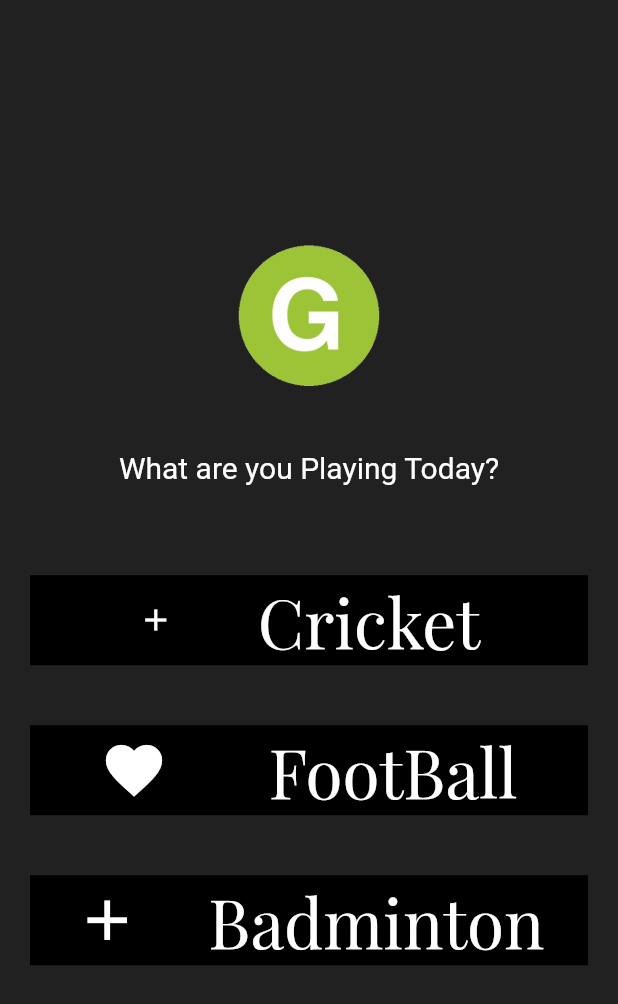
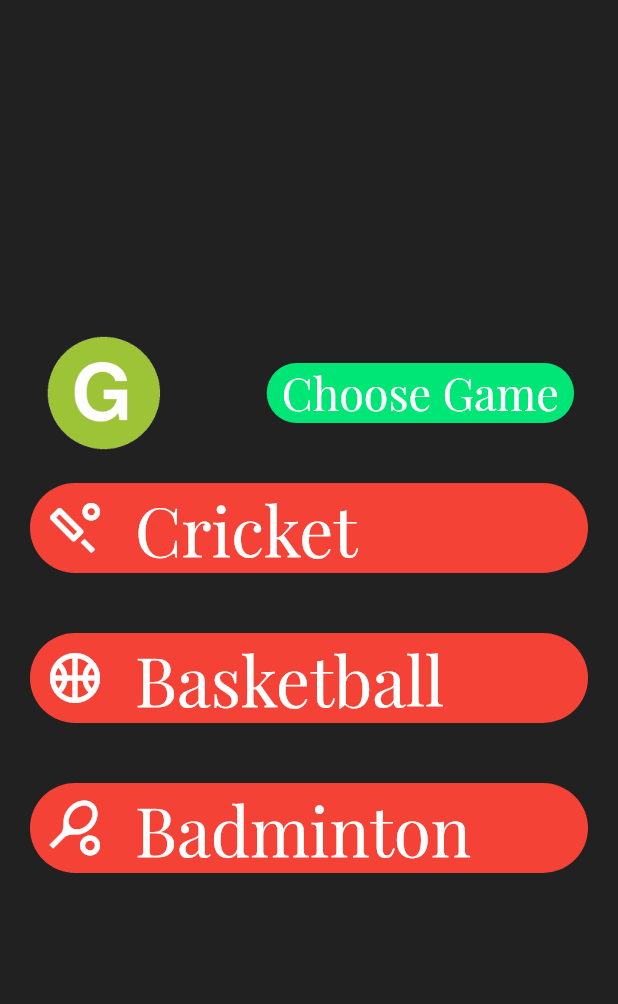
Before and after one commit to utkarshgarg123/Groundlia, a Flutter app: the SelectSport screen opened directly, on a phone screen of 412 x 824 dp. Shown: the top 1004 px of the screen. Run offline on Flutter 3.47's test engine with Material 2 defaults, Android fonts, the phone set to English and light mode, and no system bars; our stand-ins replace fluttertoast.

Commit message:
fixed the UI

```diff
--- a/lib/Pages/SplashScreen.dart
+++ b/lib/Pages/SplashScreen.dart
@@ -14,7 +14,7 @@ class _SplashscreenState extends State<Splashscreen> {
 
   @override
   void initState() {
-    Timer(Duration(seconds: 5), (){
+    Timer(Duration(seconds: 3), (){
       Navigator.of(context).pop(true);
       Navigator.pushNamed(context, "/login");
     });
--- a/lib/Pages/SportsSelectionScreen.dart
+++ /dev/null
@@ -1,123 +0,0 @@
-import 'package:flutter/cupertino.dart';
-import 'package:flutter/material.dart';
-import 'package:groundlia/Pages/util/widget.dart';
-
-class SelectSport extends StatelessWidget {
-  @override
-  Widget build(BuildContext context) {
-    return WillPopScope(
-      onWillPop: onWillPop,
-      child: SafeArea(
-        child: Scaffold(
-          body: Container(
-            width: MediaQuery.of(context).size.width,
-            color: Colors.grey[900],
-            child: Column(
-                crossAxisAlignment: CrossAxisAlignment.center,
-                mainAxisAlignment: MainAxisAlignment.center,
-                children: [
-                  ClipRRect(
-                    borderRadius: BorderRadius.all(Radius.circular(100.0)),
-                    child: Image.asset(
-                      "Assets/Images/appicon/Icon.png",
-                      height: 100.0,
-                    ),
-                  ),
-
-                  Container(
-                    padding: EdgeInsets.symmetric(vertical: 40),
-                    child: Text('What are you Playing Today?',
-                      style: TextStyle(
-                        fontSize: 20,
-                        color: Colors.white,
-                      ),
-                    ),
-                  ),
-                  GestureDetector(
-                    onTap: (){
-                      print('hey');
-                    },
-                    child: Container(
-                      margin: EdgeInsets.symmetric(horizontal: 20, vertical: 20),
-                      color: Colors.black,
-                      child: Row(
-                        mainAxisAlignment: MainAxisAlignment.center,
-                        children: <Widget>[
-                          Icon(
-                            Icons.add,
-                            color: Colors.white,
-                          ),
-                          Text('     Cricket',
-                            style: TextStyle(
-                                color: Colors.white,
-                                fontSize: 45,
-                                fontFamily: "mainfont"
-                            ),
-                          )
-                        ],
-                      ),
-                    ),
-                  ),
-                  GestureDetector(
-                    onTap: (){
-                      print('hey');
-                    },
-                    child: Container(
-                      margin: EdgeInsets.symmetric(horizontal: 20, vertical: 20),
-                      color: Colors.black,
-                      child: Row(
-                        mainAxisAlignment: MainAxisAlignment.center,
-                        children: <Widget>[
-                          Icon(
-                            Icons.favorite,
-//                            Icons.sports_soccer_outlined,
-                            size: 45,
-                            color: Colors.white,
-                          ),
-                          Text('      FootBall',
-                            style: TextStyle(
-                                color: Colors.white,
-                                fontSize: 45,
-                                fontFamily: "mainfont"
-                            ),
-                          )
-                        ],
-                      ),
-                    ),
-                  ),
-                  GestureDetector(
-                    onTap: (){
-                      print('hey');
-                    },
-                    child: Container(
-                      margin: EdgeInsets.symmetric(horizontal: 20, vertical: 20),
-                      color: Colors.black,
-                      child: Row(
-                        mainAxisAlignment: MainAxisAlignment.center,
-                        children: <Widget>[
-                          Icon(
-                            Icons.add,
-//                            Icons.sports_tennis_outlined,
-                            size: 45,
-                            color: Colors.white,
-                          ),
-                          Text('    Badminton',
-                            style: TextStyle(
-                                color: Colors.white,
-                                fontSize: 45,
-                                fontFamily: "mainfont"
-                            ),
-                          )
-                        ],
-                      ),
-                    ),
-                  )
-
-                ]
-            ),
-          ),
-        ),
-      ),
-    );
-  }
-}
--- a/lib/Pages/done.dart
+++ b/lib/Pages/done.dart
@@ -1,5 +1,5 @@
 import 'dart:async';
-
+import 'dart:math';
 import 'package:flutter/material.dart';
 import 'package:groundlia/Pages/Extra/loading.dart';
 import 'package:groundlia/Pages/util/Data.dart';
@@ -15,9 +15,11 @@ class Done extends StatefulWidget {
 
 class _DoneState extends State<Done> {
 
+  var random = new Random();
+
   @override
   void initState() {
-    Timer(Duration(seconds: 2), (){
+    Timer(Duration(seconds: random.nextInt(5)), (){
       Navigator.of(context).pop(true);
       if(widget.data.Authorisation == "Organizer"){}
       else if(widget.data.Authorisation == "Volunteer"){}
--- a/lib/Pages/util/Constants.dart
+++ b/lib/Pages/util/Constants.dart
@@ -5,6 +5,6 @@ import 'package:flutter/material.dart';
 
 TextStyle kHeadingTextStyle= TextStyle(
 color: Colors.white,
-fontSize: 45,
+fontSize: 30,
 fontFamily: "mainfont"
 );
--- a/lib/Pages/util/widget.dart
+++ b/lib/Pages/util/widget.dart
@@ -1,5 +1,6 @@
 import 'package:flutter/material.dart';
 import 'package:fluttertoast/fluttertoast.dart';
+import 'package:groundlia/Pages/util/Constants.dart';
 
 DateTime backbuttonpressedTime;
 
@@ -17,3 +18,32 @@ Future<bool> onWillPop() async {
   }
   return true;
 }
+
+Widget Heading(String heading){
+  return Row(
+    mainAxisAlignment: MainAxisAlignment.spaceAround,
+    children: [
+      ClipRRect(
+        borderRadius: BorderRadius.all(Radius.circular(80.0)),
+        child: Image.asset(
+          "Assets/Images/appicon/Icon.png",
+          height: 80.0,
+        ),
+      ),
+      Container(
+        margin: EdgeInsets.only(left: 10.0),
+        padding: EdgeInsets.only(left: 10.0, right: 10.0),
+        decoration: BoxDecoration(
+          color: Colors.greenAccent[400],
+          borderRadius: BorderRadius.all(Radius.circular(20.0)),
+        ),
+        child: Center(
+          child: Text(
+            heading,
+            style: kHeadingTextStyle,
+          ),
+        ),
+      ),
+    ],
+  );
+}
--- /dev/null
+++ b/lib/Pages/volunteer/SportsSelectionScreen.dart
@@ -0,0 +1,83 @@
+import 'package:flutter/cupertino.dart';
+import 'package:flutter/material.dart';
+import 'package:groundlia/Pages/util/widget.dart';
+
+class SelectSport extends StatelessWidget {
+
+  Widget Options(IconData icon, String name){
+    return GestureDetector(
+      onTap: (){
+        print('hey');
+      },
+      child: Container(
+        margin: EdgeInsets.symmetric(horizontal: 20, vertical: 20),
+        decoration: BoxDecoration(
+          color: Colors.red,
+          borderRadius: BorderRadius.all(Radius.circular(30.0)),
+        ),
+        child: Row(
+          mainAxisAlignment: MainAxisAlignment.start,
+          children: <Widget>[
+            Container(
+              margin: EdgeInsets.only(left: 10.0),
+              child: Icon(
+                icon,
+                color: Colors.white,
+                size: 40.0,
+              ),
+            ),
+            Container(
+              margin: EdgeInsets.only(left: 20.0),
+              child: Text(name,
+                style: TextStyle(
+                    color: Colors.white,
+                    fontSize: 45,
+                    fontFamily: "mainfont"
+                ),
+              ),
+            )
+          ],
+        ),
+      ),
+    );
+  }
+
+  @override
+  Widget build(BuildContext context) {
+    return SafeArea(
+      child: Scaffold(
+        body: Container(
+          width: MediaQuery.of(context).size.width,
+          color: Colors.grey[900],
+          child: Column(
+              crossAxisAlignment: CrossAxisAlignment.center,
+              mainAxisAlignment: MainAxisAlignment.center,
+              children: [
+                Heading("Choose Game"),
+//                  ClipRRect(
+//                    borderRadius: BorderRadius.all(Radius.circular(100.0)),
+//                    child: Image.asset(
+//                      "Assets/Images/appicon/Icon.png",
+//                      height: 100.0,
+//                    ),
+//                  ),
+//
+//                  Container(
+//                    padding: EdgeInsets.symmetric(vertical: 40),
+//                    child: Text('What are you Playing Today?',
+//                      style: TextStyle(
+//                        fontSize: 20,
+//                        color: Colors.white,
+//                      ),
+//                    ),
+//                  ),
+                Options(Icons.sports_cricket_outlined, "Cricket"),
+                Options(Icons.sports_basketball_outlined, "Basketball"),
+                Options(Icons.sports_tennis_outlined, "Badminton"),
+              ]
+          ),
+        ),
+      ),
+    );
+  }
+}
```
Also changed, not shown: lib/Pages/volunteer/PlayCricket.dart (renamed from lib/Pages/PlayCricket.dart, +23 -20 lines), lib/main.dart (+4 -4 lines), pubspec.lock.
